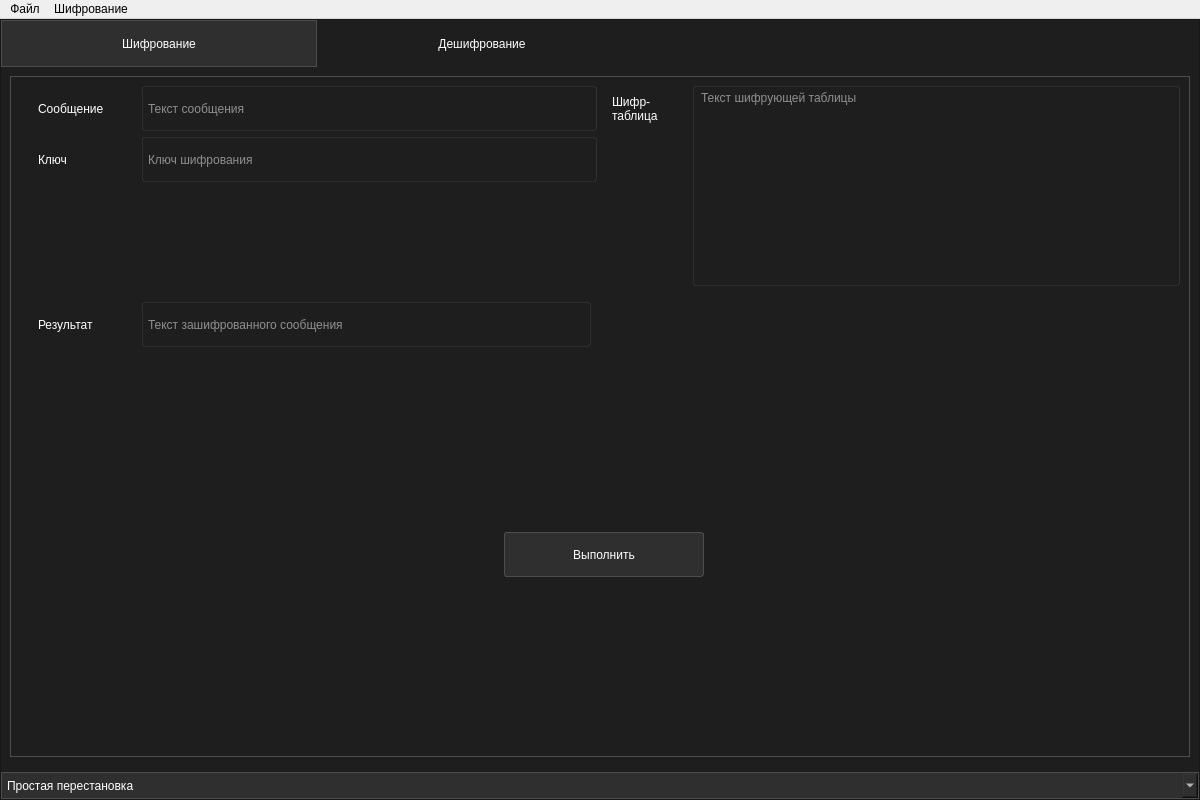
Old version of the form View/DesignUI/main_window.ui in the repository Aiow-dev/MCryptApp.
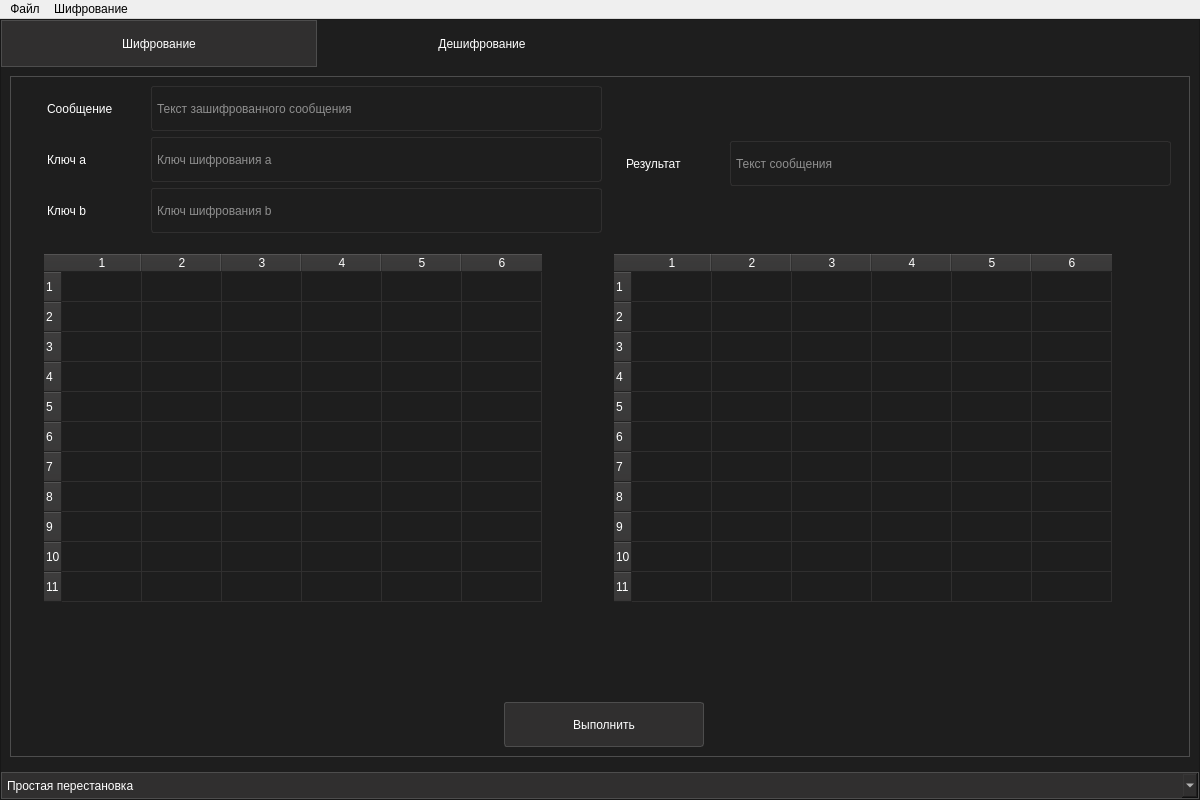
New version of the form. The open tabs and pages were chosen to show the change.

Patch:
```diff
--- a/View/DesignUI/main_window.ui
+++ b/View/DesignUI/main_window.ui
@@ -4570,9 +4570,9 @@
               <attribute name="title">
                <string>Дешифрование</string>
               </attribute>
-              <layout class="QHBoxLayout" name="horizontalLayout_60">
+              <layout class="QHBoxLayout" name="horizontalLayout_66">
                <item>
-                <widget class="QFrame" name="dec_cs_2">
+                <widget class="QFrame" name="dec_acs">
                  <property name="styleSheet">
                   <string notr="true">QFrame {
 	border: 1px solid rgb(77, 77, 77);
@@ -4584,9 +4584,9 @@
                  <property name="frameShadow">
                   <enum>QFrame::Plain</enum>
                  </property>
-                 <layout class="QVBoxLayout" name="verticalLayout_31">
-                  <item>
-                   <widget class="QFrame" name="dec_cs_r_frame_2">
+                 <layout class="QVBoxLayout" name="verticalLayout_29">
+                  <item alignment="Qt::AlignTop">
+                   <widget class="QFrame" name="dec_acs_r_frame">
                     <property name="maximumSize">
                      <size>
                       <width>16777215</width>
@@ -4604,10 +4604,7 @@
                     <property name="frameShadow">
                      <enum>QFrame::Raised</enum>
                     </property>
-                    <layout class="QHBoxLayout" name="horizontalLayout_61">
-                     <property name="leftMargin">
-                      <number>0</number>
-                     </property>
+                    <layout class="QHBoxLayout" name="horizontalLayout_60">
                      <property name="topMargin">
                       <number>0</number>
                      </property>
@@ -4618,7 +4615,7 @@
                       <number>0</number>
                      </property>
                      <item alignment="Qt::AlignTop">
-                      <widget class="QFrame" name="dec_cs_in_frame_2">
+                      <widget class="QFrame" name="dec_acs_in_frame">
                        <property name="maximumSize">
                         <size>
                          <width>16777215</width>
@@ -4636,18 +4633,94 @@
                        <property name="frameShadow">
                         <enum>QFrame::Raised</enum>
                        </property>
-                       <layout class="QVBoxLayout" name="verticalLayout_32">
+                       <layout class="QVBoxLayout" name="verticalLayout_31">
                         <property name="topMargin">
                          <number>0</number>
                         </property>
                         <property name="rightMargin">
                          <number>0</number>
                         </property>
-                        <property name="bottomMargin">
-                         <number>0</number>
-                        </property>
                         <item>
-                         <widget class="QFrame" name="dec_cs_msg_frame_2">
+                         <widget class="QFrame" name="dec_acs_msg_frame">
+                          <property name="maximumSize">
+                           <size>
+                            <width>16777215</width>
+                            <height>45</height>
+                           </size>
+                          </property>
+                          <property name="styleSheet">
+                           <string notr="true">QFrame {
+	border: none;
+}</string>
+                          </property>
+                          <property name="frameShape">
+                           <enum>QFrame::StyledPanel</enum>
+                          </property>
+                          <property name="frameShadow">
+                           <enum>QFrame::Raised</enum>
+                          </property>
+                          <layout class="QHBoxLayout" name="horizontalLayout_61">
+                           <property name="topMargin">
+                            <number>0</number>
+                           </property>
+                           <property name="rightMargin">
+                            <number>0</number>
+                           </property>
+                           <property name="bottomMargin">
+                            <number>0</number>
+                           </property>
+                           <item>
+                            <widget class="QLabel" name="dec_acs_msg_lbl">
+                             <property name="minimumSize">
+                              <size>
+                               <width>80</width>
+                               <height>45</height>
+                              </size>
+                             </property>
+                             <property name="styleSheet">
+                              <string notr="true">QLabel {
+	color: rgb(255, 255, 255);
+}</string>
+                             </property>
+                             <property name="text">
+                              <string>Сообщение</string>
+                             </property>
+                            </widget>
+                           </item>
+                           <item>
+                            <widget class="QLineEdit" name="dec_acs_msg_txt">
+                             <property name="minimumSize">
+                              <size>
+                               <width>0</width>
+                               <height>45</height>
+                              </size>
+                             </property>
+                             <property name="styleSheet">
+                              <string notr="true">QLineEdit {
+	border: 1px solid rgb(48, 47, 47);
+	border-radius: 3px;
+	margin: 0 0 0 18px;
+	padding: 0 3px;
+	color: rgb(255, 255, 255);
+}
+
+QLineEdit:focus {
+	border: 1px solid rgb(77, 77, 77);
+}</string>
+                             </property>
+                             <property name="placeholderText">
+                              <string>Текст зашифрованного сообщения</string>
+                             </property>
+                             <property name="clearButtonEnabled">
+                              <bool>true</bool>
+                             </property>
+                            </widget>
+                           </item>
+                          </layout>
+                         </widget>
+                        </item>
+                        <item>
+                         <widget class="QFrame" name="dec_acs_key_a_frame">
                           <property name="maximumSize">
                            <size>
                             <width>16777215</width>
@@ -4689,7 +4762,7 @@
 }</string>
                              </property>
                              <property name="text">
-                              <string>Сообщение</string>
+                              <string>Ключ a</string>
                              </property>
                             </widget>
                            </item>
@@ -4715,7 +4788,7 @@
 }</string>
                              </property>
                              <property name="placeholderText">
-                              <string>Текст сообщения</string>
+                              <string>Ключ шифрования a</string>
                              </property>
                              <property name="clearButtonEnabled">
                               <bool>true</bool>
@@ -4726,11 +4799,128 @@
                          </widget>
                         </item>
                         <item>
-                         <widget class="QFrame" name="dec_cs_key_frame_2">
+                         <widget class="QFrame" name="dec_acs_key_b_frame">
                           <property name="maximumSize">
                            <size>
                             <width>16777215</width>
                             <height>45</height>
+                           </size>
+                          </property>
+                          <property name="styleSheet">
+                           <string notr="true">QFrame {
+	border: none;
+}</string>
+                          </property>
+                          <property name="frameShape">
+                           <enum>QFrame::StyledPanel</enum>
+                          </property>
+                          <property name="frameShadow">
+                           <enum>QFrame::Raised</enum>
+                          </property>
+                          <layout class="QHBoxLayout" name="horizontalLayout_71">
+                           <property name="topMargin">
+                            <number>0</number>
+                           </property>
+                           <property name="rightMargin">
+                            <number>0</number>
+                           </property>
+                           <property name="bottomMargin">
+                            <number>0</number>
+                           </property>
+                           <item>
+                            <widget class="QLabel" name="dec_acs_key_b_lbl">
+                             <property name="minimumSize">
+                              <size>
+                               <width>80</width>
+                               <height>45</height>
+                              </size>
+                             </property>
+                             <property name="styleSheet">
+                              <string notr="true">QLabel {
+	color: rgb(255, 255, 255);
+}</string>
+                             </property>
+                             <property name="text">
+                              <string>Ключ b</string>
+                             </property>
+                            </widget>
+                           </item>
+                           <item>
+                            <widget class="QLineEdit" name="dec_acs_key_b_txt">
+                             <property name="minimumSize">
+                              <size>
+                               <width>0</width>
+                               <height>45</height>
+                              </size>
+                             </property>
+                             <property name="styleSheet">
+                              <string notr="true">QLineEdit {
+	border: 1px solid rgb(48, 47, 47);
+	border-radius: 3px;
+	margin: 0 0 0 18px;
+	padding: 0 3px;
+	color: rgb(255, 255, 255);
+}
+
+QLineEdit:focus {
+	border: 1px solid rgb(77, 77, 77);
+}</string>
+                             </property>
+                             <property name="placeholderText">
+                              <string>Ключ шифрования b</string>
+                             </property>
+                             <property name="clearButtonEnabled">
+                              <bool>true</bool>
+                             </property>
+                            </widget>
+                           </item>
+                          </layout>
+                         </widget>
+                        </item>
+                       </layout>
+                      </widget>
+                     </item>
+                     <item>
+                      <widget class="QFrame" name="dec_acs_chr_frame">
+                       <property name="maximumSize">
+                        <size>
+                         <width>580</width>
+                         <height>65</height>
+                        </size>
+                       </property>
+                       <property name="styleSheet">
+                        <string notr="true">QFrame {
+	border: none;
+}</string>
+                       </property>
+                       <property name="frameShape">
+                        <enum>QFrame::StyledPanel</enum>
+                       </property>
+                       <property name="frameShadow">
+                        <enum>QFrame::Raised</enum>
+                       </property>
+                       <layout class="QVBoxLayout" name="verticalLayout_32">
+                        <property name="topMargin">
+                         <number>0</number>
+                        </property>
+                        <property name="rightMargin">
+                         <number>0</number>
+                        </property>
+                        <property name="bottomMargin">
+                         <number>0</number>
+                        </property>
+                        <item>
+                         <widget class="QFrame" name="dec_acs_oc_frame">
+                          <property name="minimumSize">
+                           <size>
+                            <width>0</width>
+                            <height>45</height>
+                           </size>
+                          </property>
+                          <property name="maximumSize">
+                           <size>
+                            <width>580</width>
+                            <height>16777215</height>
                            </size>
                           </property>
                           <property name="styleSheet">
@@ -4745,15 +4935,6 @@
                            <enum>QFrame::Raised</enum>
                           </property>
                           <layout class="QHBoxLayout" name="horizontalLayout_63">
-                           <property name="topMargin">
-                            <number>0</number>
-                           </property>
-                           <property name="rightMargin">
-                            <number>0</number>
-                           </property>
-                           <property name="bottomMargin">
-                            <number>0</number>
-                           </property>
                            <item>
                             <widget class="QLabel" name="dec_cs_key_lbl_2">
                              <property name="minimumSize">
@@ -4768,7 +4949,7 @@
 }</string>
                              </property>
                              <property name="text">
-                              <string>Ключ</string>
+                              <string>Результат</string>
                              </property>
                             </widget>
                            </item>
@@ -4793,11 +4974,14 @@
 	border: 1px solid rgb(77, 77, 77);
 }</string>
                              </property>
+                             <property name="readOnly">
+                              <bool>true</bool>
+                             </property>
                              <property name="placeholderText">
-                              <string>Ключ шифрования</string>
+                              <string>Текст сообщения</string>
                              </property>
                              <property name="clearButtonEnabled">
-                              <bool>true</bool>
+                              <bool>false</bool>
                              </property>
                             </widget>
                            </item>
@@ -4807,8 +4991,34 @@
                        </layout>
                       </widget>
                      </item>
+                    </layout>
+                   </widget>
+                  </item>
+                  <item>
+                   <widget class="QFrame" name="dec_acs_table_frame">
+                    <property name="styleSheet">
+                     <string notr="true">QFrame {
+	border: none;
+}</string>
+                    </property>
+                    <property name="frameShape">
+                     <enum>QFrame::StyledPanel</enum>
+                    </property>
+                    <property name="frameShadow">
+                     <enum>QFrame::Raised</enum>
+                    </property>
+                    <layout class="QHBoxLayout" name="horizontalLayout_64">
+                     <property name="topMargin">
+                      <number>0</number>
+                     </property>
+                     <property name="rightMargin">
+                      <number>0</number>
+                     </property>
+                     <property name="bottomMargin">
+                      <number>0</number>
+                     </property>
                      <item>
-                      <widget class="QFrame" name="dec_cs_table_frame_2">
+                      <widget class="QFrame" name="dec_acs_ot_frame">
                        <property name="styleSheet">
                         <string notr="true">QFrame {
 	border: none;
@@ -4820,18 +5030,12 @@
                        <property name="frameShadow">
                         <enum>QFrame::Raised</enum>
                        </property>
-                       <layout class="QVBoxLayout" name="verticalLayout_33">
+                       <layout class="QHBoxLayout" name="horizontalLayout_72">
                         <property name="topMargin">
-                         <number>0</number>
+                         <number>6</number>
                         </property>
-                        <property name="rightMargin">
-                         <number>0</number>
-                        </property>
-                        <property name="bottomMargin">
-                         <number>0</number>
-                        </property>
                         <item>
-                         <widget class="QFrame" name="dec_cs_ot_frame_2">
+                         <widget class="QFrame" name="dec_acs_twn_frame">
                           <property name="styleSheet">
                            <string notr="true">QFrame {
 	border: none;
@@ -4843,9 +5047,9 @@
                           <property name="frameShadow">
                            <enum>QFrame::Raised</enum>
                           </property>
-                          <layout class="QHBoxLayout" name="horizontalLayout_64">
+                          <layout class="QVBoxLayout" name="verticalLayout_36">
                            <property name="leftMargin">
-                            <number>0</number>
+                            <number>6</number>
                            </property>
                            <property name="topMargin">
                             <number>0</number>
@@ -4856,167 +5060,136 @@
                            <property name="bottomMargin">
                             <number>0</number>
                            </property>
-                           <item alignment="Qt::AlignTop">
-                            <widget class="QLabel" name="dec_cs_ot_lbl_2">
-                             <property name="minimumSize">
-                              <size>
-                               <width>75</width>
-                               <height>45</height>
-                              </size>
-                             </property>
-                             <property name="maximumSize">
-                              <size>
-                               <width>75</width>
-                               <height>16777215</height>
-                              </size>
-                             </property>
-                             <property name="styleSheet">
-                              <string notr="true">QLabel {
-	color: rgb(255, 255, 255);
-}</string>
-                             </property>
-                             <property name="text">
-                              <string>Шифр-таблица</string>
-                             </property>
-                             <property name="wordWrap">
-                              <bool>true</bool>
-                             </property>
-                            </widget>
-                           </item>
                            <item>
-                            <widget class="QTextEdit" name="dec_cs_ot_txt_2">
+                            <widget class="QTableWidget" name="dec_acs_twn_table">
                              <property name="styleSheet">
-                              <string notr="true">QTextEdit {
-	border: 1px solid rgb(48, 47, 47);
-	border-radius: 3px;
-	padding: 0 3px;
+                              <string notr="true">QTableWidget {
+	gridline-color: rgb(48, 47, 47);
+}
+
+QHeaderView::section {
 	color: rgb(255, 255, 255);
+	background-color: rgb(48, 47, 47);
 }
 
-QTextEdit:focus {
-	border: 1px solid rgb(77, 77, 77);
+QTableCornerButton::section {
+	background-color: rgb(48, 47, 47);
 }</string>
                              </property>
-                             <property name="readOnly">
+                             <property name="autoScroll">
                               <bool>true</bool>
                              </property>
-                             <property name="placeholderText">
-                              <string>Текст шифрующей таблицы</string>
+                             <property name="editTriggers">
+                              <set>QAbstractItemView::NoEditTriggers</set>
                              </property>
+                             <property name="rowCount">
+                              <number>11</number>
+                             </property>
+                             <property name="columnCount">
+                              <number>6</number>
+                             </property>
+                             <attribute name="horizontalHeaderDefaultSectionSize">
+                              <number>80</number>
+                             </attribute>
+                             <row/>
+                             <row/>
+                             <row/>
+                             <row/>
+                             <row/>
+                             <row/>
+                             <row/>
+                             <row/>
+                             <row/>
+                             <row/>
+                             <row/>
+                             <column/>
+                             <column/>
+                             <column/>
+                             <column/>
+                             <column/>
+                             <column/>
                             </widget>
                            </item>
                           </layout>
                          </widget>
                         </item>
-                       </layout>
-                      </widget>
-                     </item>
-                    </layout>
-                   </widget>
-                  </item>
-                  <item>
-                   <widget class="QFrame" name="dec_cs_chr_frame_2">
-                    <property name="maximumSize">
-                     <size>
-                      <width>580</width>
-                      <height>65</height>
-                     </size>
-                    </property>
-                    <property name="styleSheet">
-                     <string notr="true">QFrame {
-	border: none;
-}</string>
-                    </property>
-                    <property name="frameShape">
-                     <enum>QFrame::StyledPanel</enum>
-                    </property>
-                    <property name="frameShadow">
-                     <enum>QFrame::Raised</enum>
-                    </property>
-                    <layout class="QVBoxLayout" name="verticalLayout_34">
-                     <property name="topMargin">
-                      <number>0</number>
-                     </property>
-                     <property name="rightMargin">
-                      <number>0</number>
-                     </property>
-                     <property name="bottomMargin">
-                      <number>0</number>
-                     </property>
-                     <item>
-                      <widget class="QFrame" name="dec_cs_oc_frame_2">
-                       <property name="minimumSize">
-                        <size>
-                         <width>0</width>
-                         <height>45</height>
-                        </size>
-                       </property>
-                       <property name="maximumSize">
-                        <size>
-                         <width>580</width>
-                         <height>16777215</height>
-                        </size>
-                       </property>
-                       <property name="styleSheet">
-                        <string notr="true">QFrame {
-	border: none;
-}</string>
-                       </property>
-                       <property name="frameShape">
-                        <enum>QFrame::StyledPanel</enum>
-                       </property>
-                       <property name="frameShadow">
-                        <enum>QFrame::Raised</enum>
-                       </property>
-                       <layout class="QHBoxLayout" name="horizontalLayout_65">
                         <item>
-                         <widget class="QLabel" name="dec_cs_oc_lbl_2">
-                          <property name="minimumSize">
-                           <size>
-                            <width>80</width>
-                            <height>45</height>
-                           </size>
-                          </property>
+                         <widget class="QFrame" name="dec_acs_twl_frame">
                           <property name="styleSheet">
-                           <string notr="true">QLabel {
-	color: rgb(255, 255, 255);
+                           <string notr="true">QFrame {
+	border: none;
 }</string>
                           </property>
-                          <property name="text">
-                           <string>Результат</string>
+                          <property name="frameShape">
+                           <enum>QFrame::StyledPanel</enum>
                           </property>
-                         </widget>
-                        </item>
-                        <item>
-                         <widget class="QLineEdit" name="dec_cs_oc_txt_2">
-                          <property name="minimumSize">
-                           <size>
-                            <width>0</width>
-                            <height>45</height>
-                           </size>
+                          <property name="frameShadow">
+                           <enum>QFrame::Raised</enum>
                           </property>
-                          <property name="styleSheet">
-                           <string notr="true">QLineEdit {
-	border: 1px solid rgb(48, 47, 47);
-	border-radius: 3px;
-	margin: 0 0 0 18px;
-	padding: 0 3px;
+                          <layout class="QVBoxLayout" name="verticalLayout_39">
+                           <property name="leftMargin">
+                            <number>6</number>
+                           </property>
+                           <property name="topMargin">
+                            <number>0</number>
+                           </property>
+                           <property name="rightMargin">
+                            <number>0</number>
+                           </property>
+                           <property name="bottomMargin">
+                            <number>0</number>
+                           </property>
+                           <item>
+                            <widget class="QTableWidget" name="dec_acs_twl_table">
+                             <property name="styleSheet">
+                              <string notr="true">QTableWidget {
+	gridline-color: rgb(48, 47, 47);
+}
+
+QHeaderView::section {
 	color: rgb(255, 255, 255);
+	background-color: rgb(48, 47, 47);
 }
 
-QLineEdit:focus {
-	border: 1px solid rgb(77, 77, 77);
+QTableCornerButton::section {
+	background-color: rgb(48, 47, 47);
 }</string>
-                          </property>
-                          <property name="readOnly">
-                           <bool>true</bool>
-                          </property>
-                          <property name="placeholderText">
-                           <string>Текст зашифрованного сообщения</string>
-                          </property>
-                          <property name="clearButtonEnabled">
-                           <bool>false</bool>
-                          </property>
+                             </property>
+                             <property name="autoScroll">
+                              <bool>true</bool>
+                             </property>
+                             <property name="editTriggers">
+                              <set>QAbstractItemView::NoEditTriggers</set>
+                             </property>
+                             <property name="rowCount">
+                              <number>11</number>
+                             </property>
+                             <property name="columnCount">
+                              <number>6</number>
+                             </property>
+                             <attribute name="horizontalHeaderDefaultSectionSize">
+                              <number>80</number>
+                             </attribute>
+                             <row/>
+                             <row/>
+                             <row/>
+                             <row/>
+                             <row/>
+                             <row/>
+                             <row/>
+                             <row/>
+                             <row/>
+                             <row/>
+                             <row/>
+                             <column/>
+                             <column/>
+                             <column/>
+                             <column/>
+                             <column/>
+                             <column/>
+                            </widget>
+                           </item>
+                          </layout>
                          </widget>
                         </item>
                        </layout>
@@ -5026,7 +5199,7 @@
                    </widget>
                   </item>
                   <item>
-                   <widget class="QFrame" name="dec_cs_button_frame_2">
+                   <widget class="QFrame" name="dec_acs_button_frame">
                     <property name="styleSheet">
                      <string notr="true">QFrame {
 	border: none;
@@ -5038,7 +5211,7 @@
                     <property name="frameShadow">
                      <enum>QFrame::Raised</enum>
                     </property>
-                    <layout class="QHBoxLayout" name="horizontalLayout_66">
+                    <layout class="QHBoxLayout" name="horizontalLayout_65">
                      <property name="topMargin">
                       <number>0</number>
                      </property>
@@ -5049,7 +5222,7 @@
                       <number>0</number>
                      </property>
                      <item>
-                      <widget class="QPushButton" name="dec_cs_btn_2">
+                      <widget class="QPushButton" name="dec_acs_btn">
                        <property name="minimumSize">
                         <size>
                          <width>130</width>
```
Left out of the diff: 12 changed lines with no effect on the pictures.
